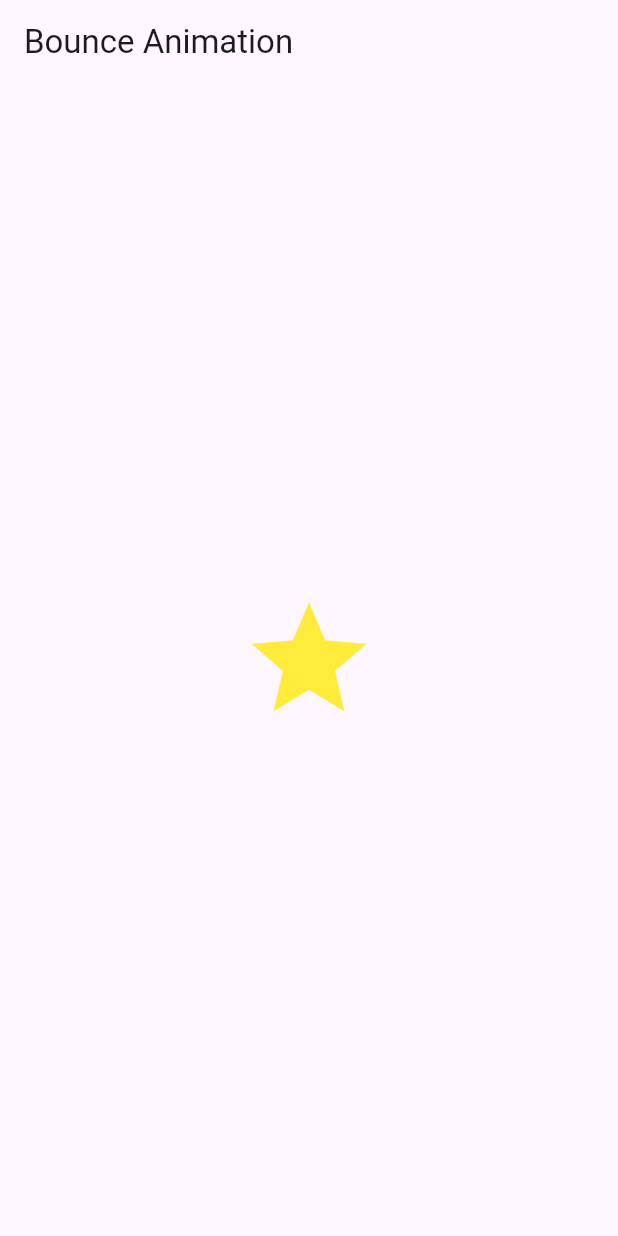
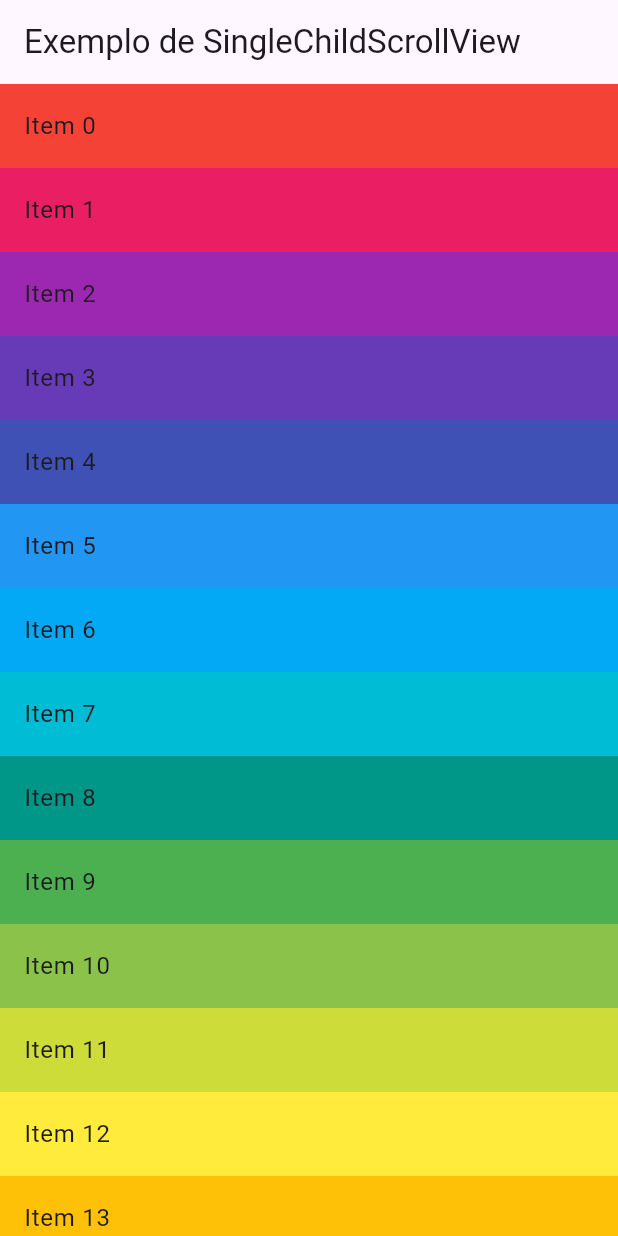
Before and after one commit to rfmeloneto/UnitinDispositiovosMoveis, a Flutter app: the first screen one second after launch, on a phone screen of 412 x 824 dp. Run offline on Flutter 3.47's test engine with Material 3 defaults, Android fonts, the phone set to English and light mode, and no system bars.

```diff
--- a/lib/animation_page.dart
+++ /dev/null
@@ -1,11 +0,0 @@
-import 'package:flutter/material.dart';
-
-class AnimationPage extends StatelessWidget {
-  final Widget animatedWidget;
-  const AnimationPage(this.animatedWidget, {super.key});
-
-  @override
-  Widget build(BuildContext context) {
-    return animatedWidget;
-  }
-}
--- a/lib/animations/animated_curves.dart
+++ /dev/null
@@ -1,50 +0,0 @@
-import 'package:flutter/material.dart';
-
-class BounceAnimationExample extends StatefulWidget {
-  const BounceAnimationExample({super.key});
-
-  @override
-  _BounceAnimationExampleState createState() =>
-      _BounceAnimationExampleState();
-}
-
-class _BounceAnimationExampleState extends State<BounceAnimationExample>
-    with SingleTickerProviderStateMixin {
-  late AnimationController _controller;
-  late Animation<double> _animation;
-
-  @override
-  void initState() {
-    super.initState();
-    _controller = AnimationController(
-      vsync: this,
-      duration: const Duration(seconds: 2),
-    );
-    _animation = CurvedAnimation(
-      parent: _controller,
-      curve: Curves.bounceOut,
-    )..addListener(() {
-        setState(() {});
-      });
-    _controller.repeat(reverse: true);
-  }
-
-  @override
-  void dispose() {
-    _controller.dispose();
-    super.dispose();
-  }
-
-  @override
-  Widget build(BuildContext context) {
-    return Scaffold(
-      appBar: AppBar(title: const Text('Bounce Animation')),
-      body: Center(
-        child: Transform.scale(
-          scale: _animation.value,
-          child: const Icon(Icons.star, size: 100, color: Colors.yellow),
-        ),
-      ),
-    );
-  }
-}
--- /dev/null
+++ b/lib/exemplo_single_child_scroll_view.dart
@@ -0,0 +1,29 @@
+import 'package:flutter/material.dart';
+
+class ExemploSingleChildScrollView extends StatefulWidget {
+  const ExemploSingleChildScrollView({super.key});
+
+  @override
+  State<ExemploSingleChildScrollView> createState() => _ExemploSingleChildScrollViewState();
+}
+
+class _ExemploSingleChildScrollViewState extends State<ExemploSingleChildScrollView> {
+  @override
+  Widget build(BuildContext context) {
+    return Scaffold(
+      appBar: AppBar(title: const Text("Exemplo de SingleChildScrollView")),
+      body: SingleChildScrollView(
+        child: Column(
+          children:
+            List.generate(100, (index){
+              return ListTile(
+                title: Text("Item $index"),
+                tileColor: Colors.primaries[index % Colors.primaries.length],
+
+              );
+            }),
+        ),
+      ),
+    );
+  }
+}
--- a/lib/main.dart
+++ b/lib/main.dart
@@ -1,9 +1,11 @@
 import 'package:flutter/material.dart';
-import 'package:primeiro_app/animation_page.dart';
-import 'package:primeiro_app/animations/animated_container.dart';
-import 'package:primeiro_app/animations/animated_curves.dart';
-import 'package:primeiro_app/animations/anumated_opacity.dart';
-import 'package:primeiro_app/animations/rotation_animation.dart';
+import 'package:primeiro_app/exemplo_aspect_ratio.dart';
+import 'package:primeiro_app/exemplo_expanded.dart';
+import 'package:primeiro_app/exemplo_flexible.dart';
+import 'package:primeiro_app/exemplo_single_child_scroll_view.dart';
+import 'package:primeiro_app/exemplo_wrap.dart';
+import 'package:primeiro_app/media_query_vs_layout_builder.dart';
+import 'package:primeiro_app/page_with_media_query.dart';
 
 void main() => runApp(const MyApp());
 
@@ -18,7 +20,7 @@ class _MyAppState extends State<MyApp> {
   @override
   Widget build(BuildContext context) {
     return const MaterialApp(
-        home: AnimationPage(BounceAnimationExample()),
+        home: ExemploSingleChildScrollView(),
       );
   }
 
```
Also changed, not shown: lib/animations/animated_container.dart (deleted, +0 -36 lines), lib/animations/anumated_opacity.dart (deleted, +0 -42 lines), lib/animations/rotation_animation.dart (deleted, +0 -48 lines), lib/exemplo_aspect_ratio.dart (added, +18 -0 lines), lib/exemplo_expanded.dart (added, +22 -0 lines), lib/exemplo_flexible.dart (added, +24 -0 lines), lib/exemplo_wrap.dart (added, +27 -0 lines), lib/media_query_vs_layout_builder.dart (added, +48 -0 lines), lib/page_with_media_query.dart (added, +29 -0 lines), lib/page_with_layout_builder.dart (added).
